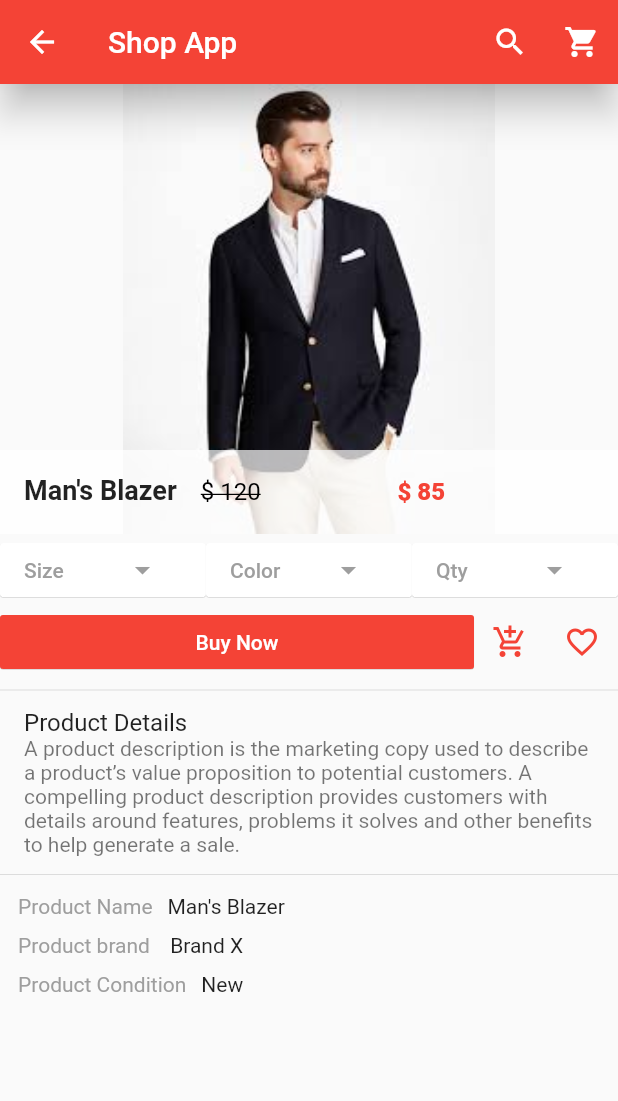
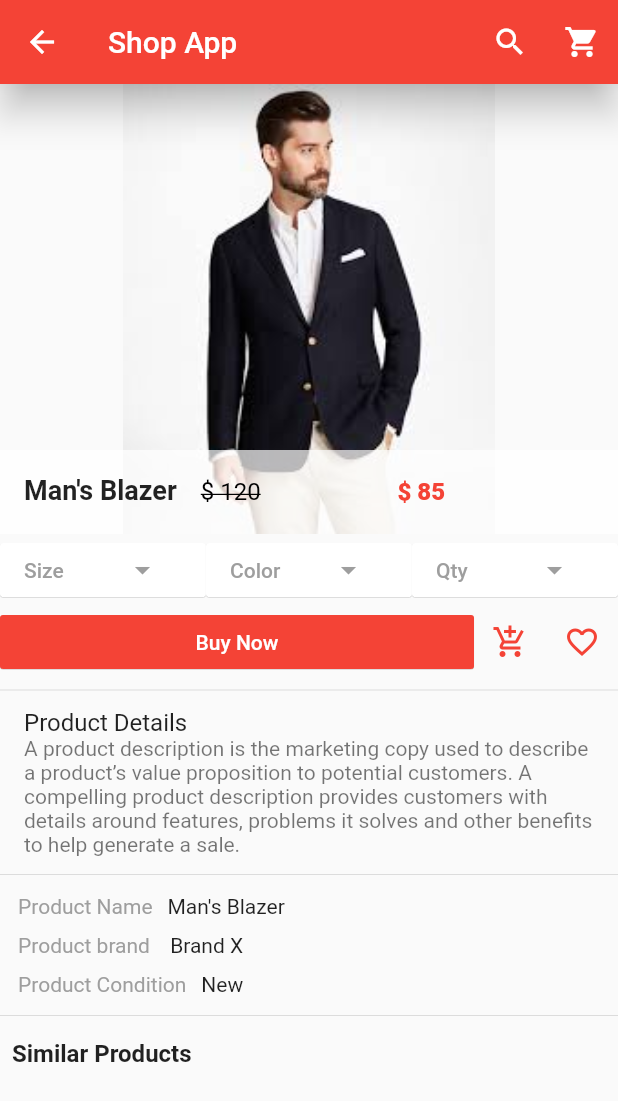
Before and after one commit to amiarafat/shop_app, a Flutter app: the screen it shows after launch, after a tap on "Man's Blazer", on a phone screen of 412 x 824 dp. Shown: the top 1101 px of the screen. Run offline on Flutter 3.47's test engine with Material 2 defaults, Android fonts, the phone set to English and light mode, and no system bars; our stand-ins replace carousel_pro.

Commit message:
ui updated

```diff
--- a/lib/components/Products.dart
+++ b/lib/components/Products.dart
@@ -104,26 +104,17 @@ class Single_Prod extends StatelessWidget {
             child: GridTile(
               footer: Container(
                 color: Colors.white70,
-                child: ListTile(
-                  leading: Text(
-                    prod_name,
-                    style: TextStyle(fontWeight: FontWeight.bold),
-                  ),
-                  title: Text(
-                    "\$ $prod_price ",
-                    style: TextStyle(
-                        fontSize: 15,
-                        color: Colors.red,
-                        fontWeight: FontWeight.w800),
-                  ),
-                  subtitle: Text(
-                    "\$ $prod_old_price ",
-                    style: TextStyle(
-                        fontSize: 15,
-                        color: Colors.black54,
-                        fontWeight: FontWeight.w800,
-                        decoration: TextDecoration.lineThrough),
-                  ),
+                child: new Row(
+                  children: <Widget>[
+                    Expanded(
+                      child: new Text(prod_name, style: TextStyle(fontWeight: FontWeight.bold, fontSize: 16.0),),
+                    ),
+                    Text("\$ $prod_price", style: TextStyle(color: Colors.red),),
+                    Padding(padding: const EdgeInsetsDirectional.fromSTEB(0, 0, 8.0, 0),),
+                    Text("\$ $prod_old_price", style: TextStyle(color: Colors.black, decoration: TextDecoration.lineThrough),),
+
+                    Padding(padding: const EdgeInsetsDirectional.fromSTEB(0, 0, 4.0, 0),),
+                  ],
                 ),
               ),
               child: Image.asset(
--- a/lib/pages/product_details.dart
+++ b/lib/pages/product_details.dart
@@ -1,4 +1,5 @@
 import 'package:flutter/material.dart';
+import 'package:shop_app/components/Products.dart';
 
 class ProductDetails extends StatefulWidget {
   final product_detail_name;
@@ -259,6 +260,15 @@ class _ProductDetailsState extends State<ProductDetails> {
               ),
             ],
           ),
+
+          new Divider(),
+
+          new Padding(padding: const EdgeInsets.all(8.0),
+          child: new Text("Similar Products", style: TextStyle(fontWeight: FontWeight.bold, fontSize: 16),),
+          ),
+
+
+
         ],
       ),
     );
```
